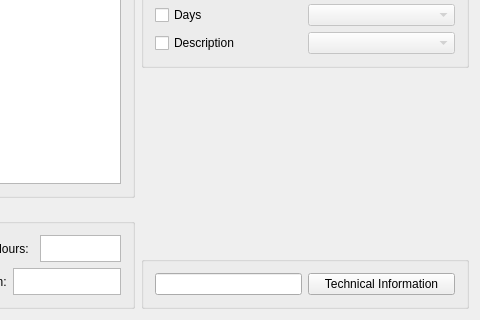
This is src/MainWindow.ui in XuZhen86/FloridaTechCourseList as Qt 5 draws it before an edit; both pictures show x 800 to 1280 and y 400 to 720 of the 1280 by 720 pixel window. The edited form follows.
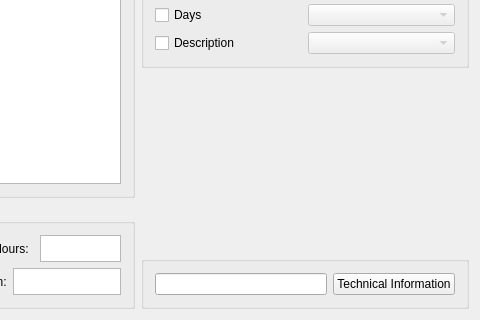
This is the edited form.

Diff of the .ui file:
```diff
--- a/src/MainWindow.ui
+++ b/src/MainWindow.ui
@@ -768,12 +768,18 @@
             </sizepolicy>
            </property>
            <property name="clearButtonEnabled">
-            <bool>true</bool>
+            <bool>false</bool>
            </property>
           </widget>
          </item>
          <item>
           <widget class="QPushButton" name="technicalInformationButton">
+           <property name="sizePolicy">
+            <sizepolicy hsizetype="Fixed" vsizetype="Fixed">
+             <horstretch>0</horstretch>
+             <verstretch>0</verstretch>
+            </sizepolicy>
+           </property>
            <property name="text">
             <string>Technical Information</string>
            </property>
```
